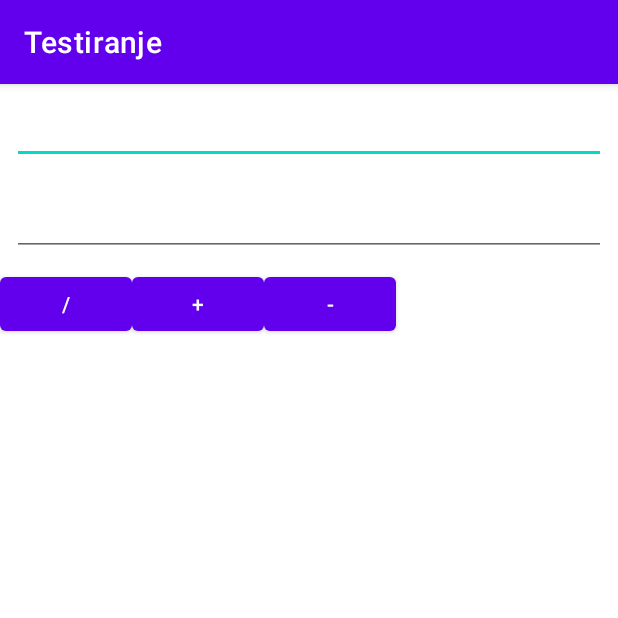
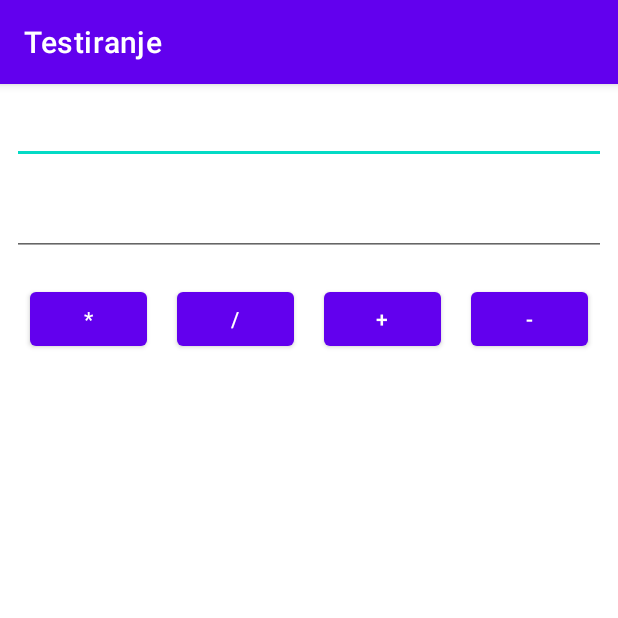
Before and after one commit to racunalgebra2023/Testiranje, an Android app: the screen it shows after launch (MainActivity), on a phone screen of 412 x 824 dp, the top half of it. Run offline under Robolectric (Android 15) with nearby library versions, the phone set to English and light mode, and no system bars.

Commit message:
Prije zadatka

```diff
--- a/app/src/main/res/layout/activity_main.xml
+++ b/app/src/main/res/layout/activity_main.xml
@@ -20,31 +20,41 @@
         android:layout_width="match_parent"
         android:layout_height="wrap_content"
         android:orientation="horizontal"
+        android:paddingLeft="10dp"
+        android:paddingRight="10dp"
         android:weightSum="4">
 
         <Button
             android:id="@+id/bMnozenje"
             android:text="*"
+            android:layout_height="wrap_content"
             android:layout_width="0dp"
-            android:layout_height="wrap_content" />
+            android:layout_weight="1"
+            android:layout_margin="10dp" />
 
         <Button
             android:id="@+id/bDijeljenje"
             android:text="/"
-            android:layout_width="wrap_content"
-            android:layout_height="wrap_content" />
+            android:layout_height="wrap_content"
+            android:layout_width="0dp"
+            android:layout_weight="1"
+            android:layout_margin="10dp" />
 
         <Button
             android:id="@+id/bZbrajanje"
             android:text="+"
-            android:layout_width="wrap_content"
-            android:layout_height="wrap_content" />
+            android:layout_height="wrap_content"
+            android:layout_width="0dp"
+            android:layout_weight="1"
+            android:layout_margin="10dp" />
 
         <Button
             android:id="@+id/bOduzimanje"
             android:text="-"
-            android:layout_width="wrap_content"
-            android:layout_height="wrap_content" />
+            android:layout_height="wrap_content"
+            android:layout_width="0dp"
+            android:layout_weight="1"
+            android:layout_margin="10dp" />
     </LinearLayout>
 
     <TextView
```
Also changed, not shown: app/src/main/java/hr/algebra/testiranje/MainActivity.kt (+10 -0 lines), app/src/main/java/hr/algebra/testiranje/utils/utils.kt (added, +21 -0 lines).
